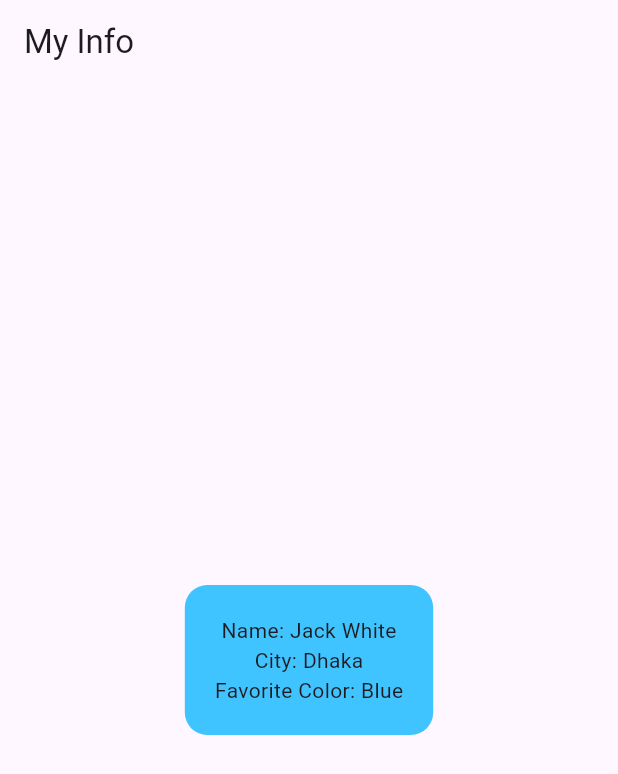
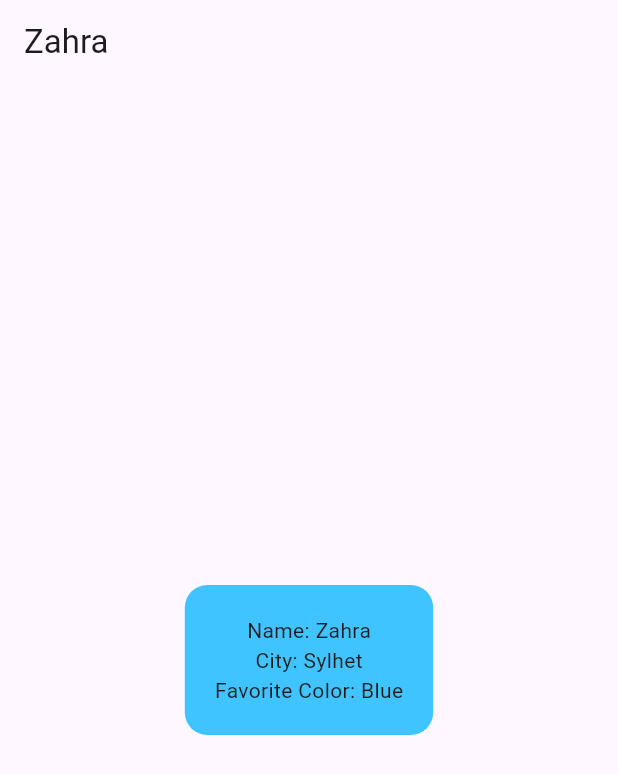
Before and after one commit to Zahramahjabinraisa/Flutter-Assignment6, a Flutter app: the screen it shows after launch, on a phone screen of 412 x 824 dp. Shown: the top 774 px of the screen. Run offline on Flutter 3.47's test engine with Material 3 defaults, Android fonts, the phone set to English and light mode, and no system bars.

Commit message:
Update a1_task1.dart

```diff
--- a/lib/a1_task1.dart
+++ b/lib/a1_task1.dart
@@ -4,7 +4,7 @@ class Task1 extends StatelessWidget {
   @override
   Widget build(BuildContext context) {
     return Scaffold(
-      appBar: AppBar(title: Text("My Info")),
+      appBar: AppBar(title: Text("Zahra")),
       body: Center(
         child: Container(
           padding: EdgeInsets.all(20),
@@ -15,8 +15,8 @@ class Task1 extends StatelessWidget {
           child: Column(
             mainAxisSize: MainAxisSize.min,
             children: [
-              Text("Name: Jack White"),
-              Text("City: Dhaka"),
+              Text("Name: Zahra"),
+              Text("City: Sylhet"),
               Text("Favorite Color: Blue"),
             ],
           ),
```
